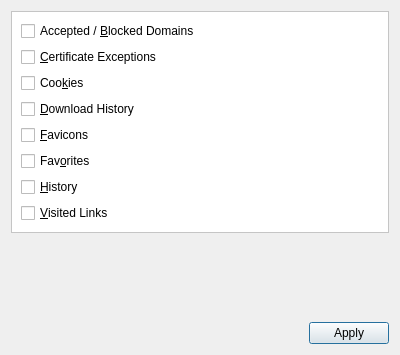
textbrowser/dooble, file 2.x/UI/dooble_clear_items.ui: the form before one commit.
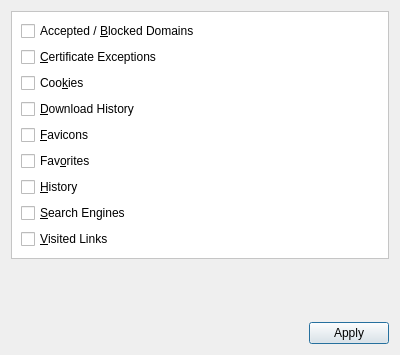
The form after the commit. Icons and pictures are not drawn.

Commit message: Clear search engines.

Diff of the .ui file:
```diff
--- a/2.x/UI/dooble_clear_items.ui
+++ b/2.x/UI/dooble_clear_items.ui
@@ -79,6 +79,13 @@
         </property>
        </widget>
       </item>
+      <item>
+       <widget class="QCheckBox" name="search_engines">
+        <property name="text">
+         <string>&amp;Search Engines</string>
+        </property>
+       </widget>
+      </item>
       <item>
        <widget class="QCheckBox" name="visited_links">
         <property name="text">
```
Left out of the diff: 1 changed line with no effect on the pictures.
